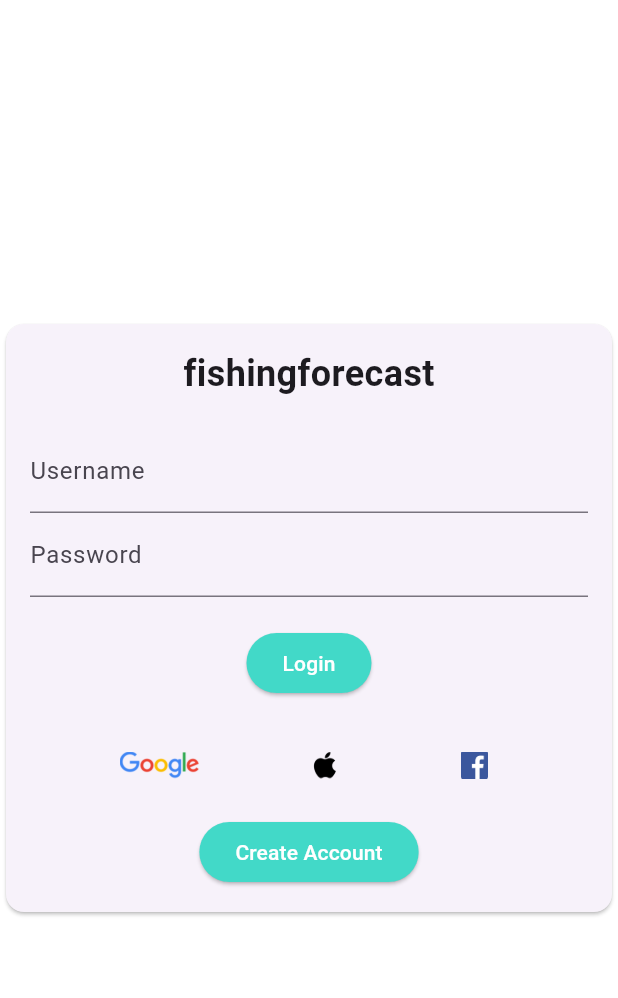
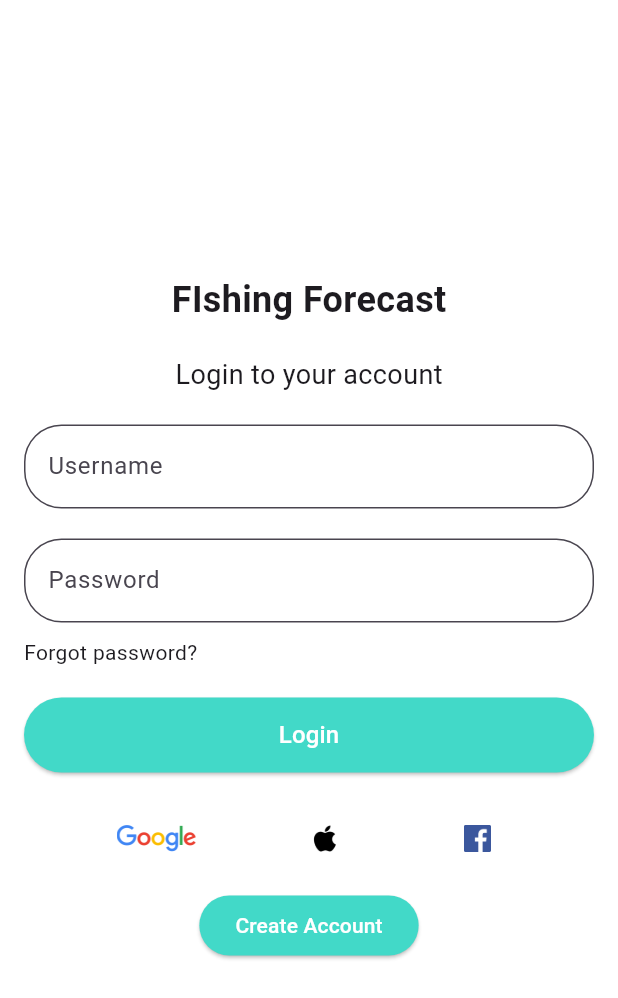
Before and after one commit to Vukp17/fishing_forecast, a Flutter app: the screen it shows after launch, on a phone screen of 412 x 824 dp. Shown: the top 998 px of the screen. Run offline on Flutter 3.47's test engine with Material 3 defaults, Android fonts, the phone set to English and light mode, and no system bars; our stand-ins replace geolocator, google_maps_flutter, image_picker, shared_preferences; missing offline and left inert: flag; accounts and stored records are empty; generated files the repository leaves out were written again; Roboto replaces fonts that are missing (Pacifico).

Commit message:
Login screen refactor ui/ux update

```diff
--- a/lib/screens/login_screen.dart
+++ b/lib/screens/login_screen.dart
@@ -27,7 +27,7 @@ class _LoginScreenState extends State<LoginScreen> {
         );
       } else {
         ScaffoldMessenger.of(context).showSnackBar(
-          SnackBar(content: Text('Invalid username or password')),
+          const SnackBar(content: Text('Invalid username or password')),
         );
       }
     }
@@ -38,25 +38,37 @@ class _LoginScreenState extends State<LoginScreen> {
     return Scaffold(
       backgroundColor: Colors.white, // Set background color to white
       body: Center(
-        child: Card(
-          // color:Colors.transparent,
         child: Padding(
-            padding: EdgeInsets.all(16.0),
+          padding: const EdgeInsets.all(16.0),
           child: Form(
             key: _formKey,
             child: Column(
               mainAxisSize: MainAxisSize.min,
               children: <Widget>[
-                  Text(
-                    'fishingforecast', // Add logo text
+                const Text(
+                  'FIshing Forecast', // Add logo text
                   style: TextStyle(
                     fontSize: 24,
+                    fontFamily: 'Pacifico',
                     fontWeight: FontWeight.bold,
                   ),
                 ),
-                  SizedBox(height: 20.0),
+                const SizedBox(height: 20.0),
+                const Text(
+                  'Login to your account',
+                  style: TextStyle(fontSize: 18),
+                ),
+                const SizedBox(height: 20.0),
                 TextFormField(
-                    decoration: InputDecoration(labelText: 'Username'),
+                  decoration: InputDecoration(
+                    labelText: 'Username',
+                    fillColor: Colors.white,
+                    filled: true,
+                    border: OutlineInputBorder(
+                      borderRadius: BorderRadius.circular(25.0),
+                      borderSide: BorderSide(),
+                    ),
+                  ),
                   validator: (value) {
                     if (value == null || value.isEmpty) {
                       return 'Please enter your username';
@@ -67,9 +79,18 @@ class _LoginScreenState extends State<LoginScreen> {
                     _username = value;
                   },
                 ),
+                const SizedBox(height: 20.0),
                 TextFormField(
-                    decoration: InputDecoration(labelText: 'Password'),
-                    obscureText: true,
+                  decoration: InputDecoration(
+                    labelText: 'Password',
+                    fillColor: Colors.white,
+                    filled: true,
+                    //obscureText: true,
+                    border: OutlineInputBorder(
+                      borderRadius: BorderRadius.circular(25.0),
+                      borderSide: BorderSide(),
+                    ),
+                  ),
                   validator: (value) {
                     if (value == null || value.isEmpty) {
                       return 'Please enter your password';
@@ -80,16 +101,28 @@ class _LoginScreenState extends State<LoginScreen> {
                     _password = value;
                   },
                 ),
-                  SizedBox(height: 20.0),
-                  ElevatedButton(
-                    child: Text('Login'),
+                const SizedBox(height: 10.0),
+                Align(
+                  alignment: Alignment.centerLeft,
+                  child: const Text(
+                  'Forgot password?',
+                  style: TextStyle(),
+                  ),
+                ),
+                const SizedBox(height: 20.0),
+                Container(
+                  width: double.infinity,
+                  height: 50,
+                  child: ElevatedButton(
+                    child: const Text('Login', style: TextStyle(fontSize: 16)),
                     style: ElevatedButton.styleFrom(
                       foregroundColor: Colors.white,
-                      backgroundColor: Color(0xFF42d9c8), // foreground
+                      backgroundColor: const Color(0xFF42d9c8), // foreground
                     ),
                     onPressed: performLogin,
                   ),
-                  SizedBox(height: 20.0),
+                ),
+                const SizedBox(height: 20.0),
                 Row(
                   mainAxisAlignment: MainAxisAlignment.spaceEvenly,
                   children: [
@@ -116,13 +149,13 @@ class _LoginScreenState extends State<LoginScreen> {
                     ),
                   ],
                 ),
-                  SizedBox(height: 10.0),
+                const SizedBox(height: 10.0),
                 ElevatedButton(
                   style: ElevatedButton.styleFrom(
                     foregroundColor: Colors.white,
-                      backgroundColor: Color(0xFF42d9c8), // foreground
+                    backgroundColor: const Color(0xFF42d9c8), // foreground
                   ),
-                    child: Text('Create Account'),
+                  child: const Text('Create Account'),
                   onPressed: () {
                     Navigator.of(context).pushNamed('/register');
                     // Handle account creation
@@ -133,7 +166,6 @@ class _LoginScreenState extends State<LoginScreen> {
           ),
         ),
       ),
-      ),
     );
   }
 }
```
Lines whose indentation alone changed are shown as unchanged.
